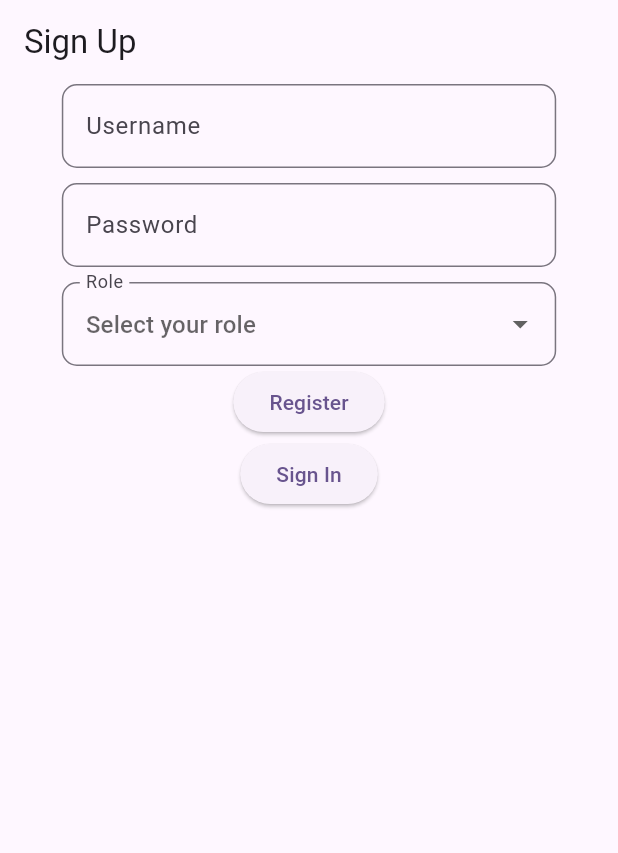
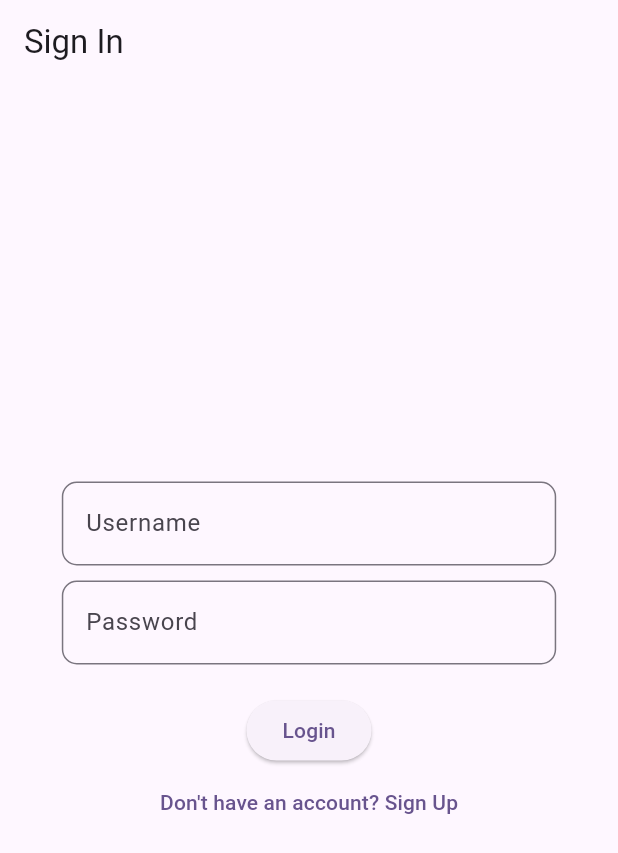
Before and after one commit to PaoloParragaGamarra/Loginv2_jwt_DDD, a Flutter app: the screen it shows after launch, on a phone screen of 412 x 824 dp. Shown: the top 853 px of the screen. Run offline on Flutter 3.47's test engine with Material 3 defaults, Android fonts, the phone set to English and light mode, and no system bars; our stand-ins replace shared_preferences.

Commit message:
feat: Login v2

```diff
--- /dev/null
+++ b/lib/application/use_cases/sign_in_use_case.dart
@@ -0,0 +1,12 @@
+import '../../domain/repositories/auth_repository.dart';
+import '../../domain/value_objects/credentials.dart';
+
+class SignInUseCase {
+  final AuthRepository repository;
+
+  SignInUseCase(this.repository);
+
+  Future<String?> execute(Credentials credentials) {
+    return repository.signIn(credentials);
+  }
+}
--- /dev/null
+++ b/lib/domain/entities/user.dart
@@ -0,0 +1,20 @@
+class User {
+  final String username;
+  final List<String> roles;
+
+  User({required this.username, required this.roles});
+
+  factory User.fromJson(Map<String, dynamic> json) {
+    return User(
+      username: json['username'],
+      roles: List<String>.from(json['roles']),
+    );
+  }
+
+  Map<String, dynamic> toJson() {
+    return {
+      'username': username,
+      'roles': roles,
+    };
+  }
+}
--- /dev/null
+++ b/lib/domain/repositories/auth_repository.dart
@@ -0,0 +1,7 @@
+import '../entities/user.dart';
+import '../value_objects/credentials.dart';
+
+abstract class AuthRepository {
+  Future<String?> signIn(Credentials credentials);
+  Future<String?> signUp(User user, String password);
+}
--- /dev/null
+++ b/lib/domain/repositories/roles_repository.dart
@@ -0,0 +1,5 @@
+import '../entities/role.dart';
+
+abstract class RolesRepository {
+  Future<List<Role>> getRoles(String token);
+}
--- /dev/null
+++ b/lib/domain/value_objects/credentials.dart
@@ -0,0 +1,13 @@
+class Credentials {
+  final String username;
+  final String password;
+
+  Credentials({required this.username, required this.password});
+
+  Map<String, dynamic> toJson() {
+    return {
+      'username': username,
+      'password': password,
+    };
+  }
+}
--- /dev/null
+++ b/lib/infrastructure/repositories/auth_repository_impl.dart
@@ -0,0 +1,20 @@
+import '../../domain/entities/user.dart';
+import '../../domain/repositories/auth_repository.dart';
+import '../../domain/value_objects/credentials.dart';
+import '../data_sources/auth_api_service.dart';
+
+class AuthRepositoryImpl implements AuthRepository {
+  final AuthApiService apiService;
+
+  AuthRepositoryImpl(this.apiService);
+
+  @override
+  Future<String?> signIn(Credentials credentials) {
+    return apiService.signIn(credentials);
+  }
+
+  @override
+  Future<String?> signUp(User user, String password) {
+    return apiService.signUp(user, password);
+  }
+}
--- a/lib/main.dart
+++ b/lib/main.dart
@@ -1,5 +1,7 @@
 import 'package:flutter/material.dart';
-import 'package:lognt_jwt/Sign_Up.dart';
+import 'presentation/screens/sign_in_screen.dart';
+import 'presentation/screens/sign_up_screen.dart';
+import 'presentation/screens/roles_screen.dart';
 
 void main() {
   runApp(const MyApp());
@@ -8,17 +10,20 @@ void main() {
 class MyApp extends StatelessWidget {
   const MyApp({super.key});
 
-  // This widget is the root of your application.
   @override
   Widget build(BuildContext context) {
     return MaterialApp(
-      title: 'Flutter Demo',
+      title: 'Flutter DDD Demo',
       theme: ThemeData(
-
         colorScheme: ColorScheme.fromSeed(seedColor: Colors.deepPurple),
         useMaterial3: true,
       ),
-      home: const Sign_Up(),
+      initialRoute: '/sign-in',
+      routes: {
+        '/sign-in': (_) => const SignInScreen(),
+        '/sign-up': (_) => const SignUpScreen(),
+        '/roles': (_) => const RolesScreen(),
+      },
     );
   }
 }
--- /dev/null
+++ b/lib/presentation/screens/sign_in_screen.dart
@@ -0,0 +1,114 @@
+import 'package:flutter/material.dart';
+import 'package:shared_preferences/shared_preferences.dart';
+import '../../domain/value_objects/credentials.dart';
+import '../../infrastructure/data_sources/auth_api_service.dart';
+import '../../infrastructure/repositories/auth_repository_impl.dart';
+import '../../application/use_cases/sign_in_use_case.dart';
+
+class SignInScreen extends StatefulWidget {
+  const SignInScreen({super.key});
+
+  @override
+  State<SignInScreen> createState() => _SignInScreenState();
+}
+
+class _SignInScreenState extends State<SignInScreen> {
+  late TextEditingController txtName;
+  late TextEditingController txtPassword;
+  late SignInUseCase signInUseCase;
+
+  @override
+  void initState() {
+    super.initState();
+    txtName = TextEditingController();
+    txtPassword = TextEditingController();
+    final repo = AuthRepositoryImpl(AuthApiService());
+    signInUseCase = SignInUseCase(repo);
+  }
+
+  @override
+  Widget build(BuildContext context) {
+    return Scaffold(
+      appBar: AppBar(
+        title: const Text('Sign In'),
+      ),
+      body: Center(
+        child: Column(
+          mainAxisAlignment: MainAxisAlignment.center,
+          children: [
+            SizedBox(
+              width: MediaQuery.of(context).size.width * 0.8,
+              child: TextFormField(
+                controller: txtName,
+                decoration: const InputDecoration(
+                  labelText: 'Username',
+                  hintText: 'Enter your username',
+                  border: OutlineInputBorder(
+                    borderRadius: BorderRadius.all(Radius.circular(10)),
+                  ),
+                ),
+              ),
+            ),
+            const SizedBox(height: 10),
+            SizedBox(
+              width: MediaQuery.of(context).size.width * 0.8,
+              child: TextFormField(
+                controller: txtPassword,
+                obscureText: true,
+                decoration: const InputDecoration(
+                  labelText: 'Password',
+                  hintText: 'Enter your password',
+                  border: OutlineInputBorder(
+                    borderRadius: BorderRadius.all(Radius.circular(10)),
+                  ),
+                ),
+              ),
+            ),
+            const SizedBox(height: 20),
+            ElevatedButton(
+              onPressed: () async {
+                final credentials = Credentials(
+                  username: txtName.text,
+                  password: txtPassword.text,
+                );
+                final token = await signInUseCase.execute(credentials);
+
+                if (token != null) {
+                  final prefs = await SharedPreferences.getInstance();
+                  await prefs.setString('jwt_token', token);
+
+                  if (mounted) {
+                    ScaffoldMessenger.of(context).showSnackBar(
+                      const SnackBar(content: Text('Login successful!')),
+                    );
+                    Navigator.pushReplacementNamed(context, '/roles');
+                  }
+                } else {
+                  if (mounted) {
+                    ScaffoldMessenger.of(context).showSnackBar(
+                      const SnackBar(content: Text('Login failed. Please check your credentials.')),
+                    );
+                  }
+                }
+              },
+              child: const Text('Login'),
+            ),
+            TextButton(
+              onPressed: () {
+                Navigator.pushReplacementNamed(context, '/sign-up');
+              },
+              child: const Text("Don't have an account? Sign Up"),
+            ),
+          ],
+        ),
+      ),
+    );
+  }
+
+  @override
+  void dispose() {
+    txtName.dispose();
+    txtPassword.dispose();
+    super.dispose();
+  }
+}
```
Also changed, not shown: lib/application/use_cases/get_roles_use_case.dart (added, +12 -0 lines), lib/application/use_cases/sign_up_use_case.dart (added, +12 -0 lines), lib/domain/entities/role.dart (added, +20 -0 lines), lib/infrastructure/data_sources/auth_api_service.dart (added, +37 -0 lines), lib/infrastructure/data_sources/roles_api_service.dart (added, +25 -0 lines), lib/infrastructure/repositories/roles_repository_impl.dart (added, +14 -0 lines), lib/presentation/screens/roles_screen.dart (added, +158 -0 lines), lib/presentation/screens/sign_up_screen.dart (added, +145 -0 lines).
